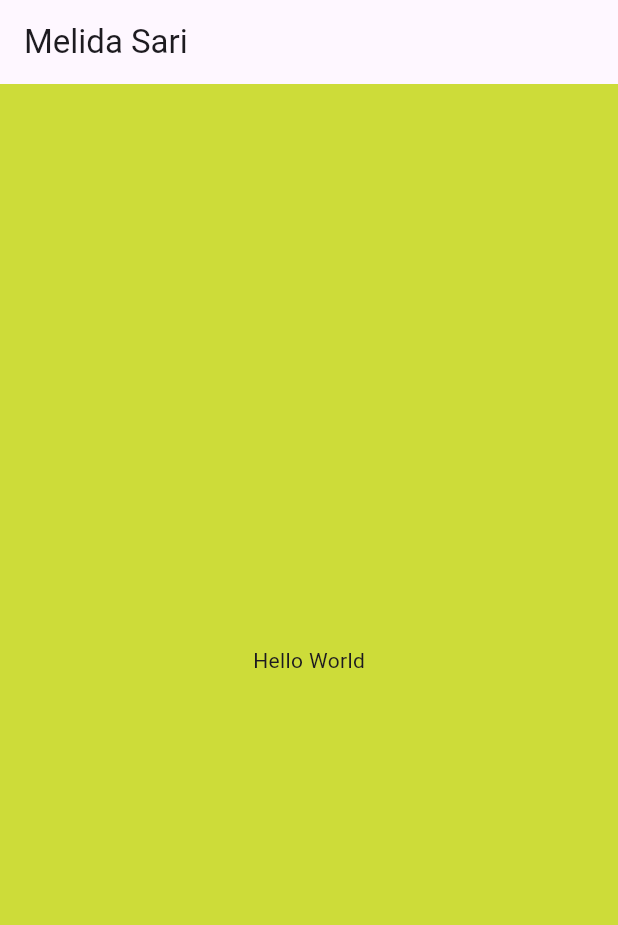
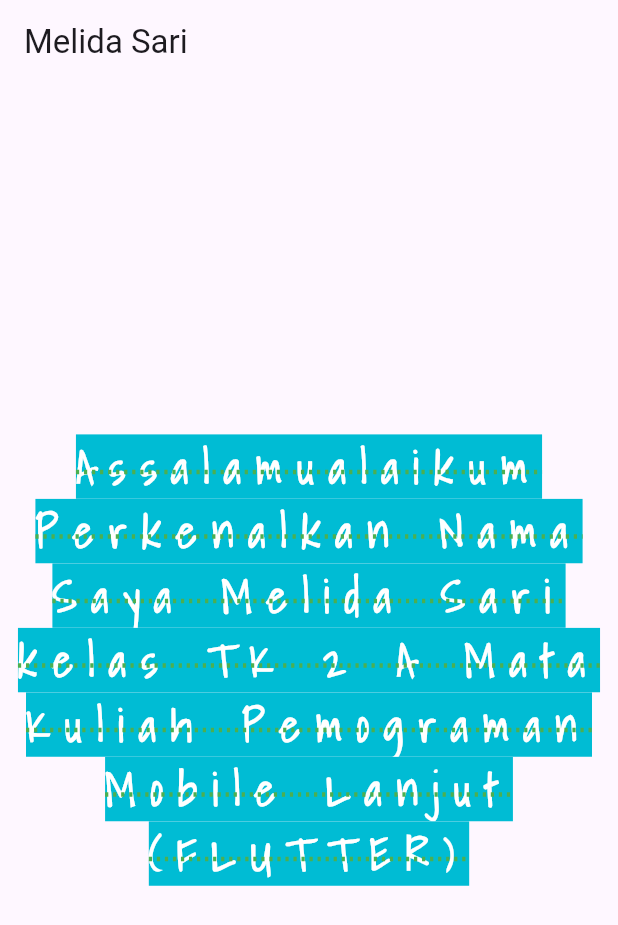
Before and after one commit to Melidasari/Pemograman_Flutter, a Flutter app: the screen it shows after launch, on a phone screen of 412 x 824 dp. Shown: the top 925 px of the screen. Run offline on Flutter 3.47's test engine with Material 3 defaults, Android fonts, the phone set to English and light mode, and no system bars.

Commit message:
Update FLUTTER 05 Text Widget

```diff
--- a/first_project/lib/main.dart
+++ b/first_project/lib/main.dart
@@ -10,13 +10,28 @@ class MyApp extends StatelessWidget {
     return MaterialApp(
       debugShowCheckedModeBanner: false,
       home: Scaffold(
-        backgroundColor: Colors.lime,
-        body: Center(
-          child: Text("Hello World"),
-        ),
         appBar: AppBar(
           title: Text("Melida Sari"),
         ),
+        body: Center(
+            child: Text(
+          "Assalamualaikum Perkenalkan Nama Saya Melida Sari kelas TK 2 A Mata Kuliah Pemograman Mobile Lanjut (FLUTTER)",
+          maxLines: 7,
+          overflow: TextOverflow.ellipsis,
+          textAlign: TextAlign.center,
+          style: TextStyle(
+            backgroundColor: Colors.cyan,
+            color: Colors.white,
+            fontSize: 30,
+            fontWeight: FontWeight.bold,
+            letterSpacing: 10,
+            fontFamily: 'ShadowsIntoLight',
+            decorationStyle: TextDecorationStyle.dotted,
+            decoration: TextDecoration.lineThrough,
+            decorationColor: Colors.green,
+            decorationThickness: 2,
+          ),
+        )),
       ),
     );
   }
```
Also changed, not shown: first_project/pubspec.yaml (+4 -4 lines), first_project/fonts/ShadowsIntoLight-Regular.ttf (added).
